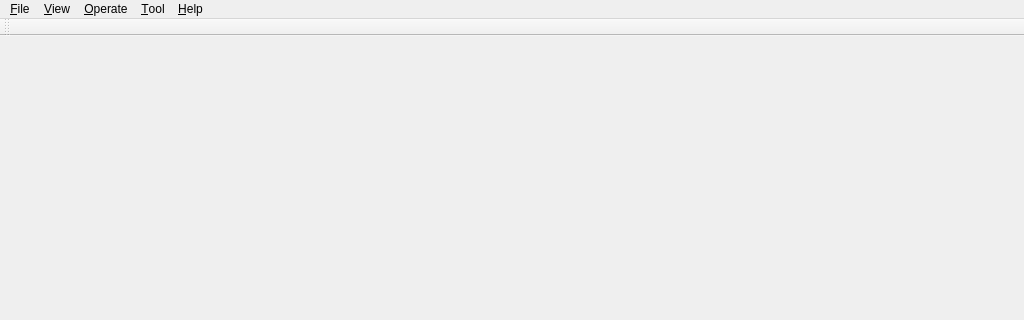
Before: the Qt Designer form source/wnd/mainwindow.ui in ww4u/mct-t4, drawn with Qt 5; both pictures show x 0 to 1024 and y 0 to 320 of the 1024 by 768 pixel window.
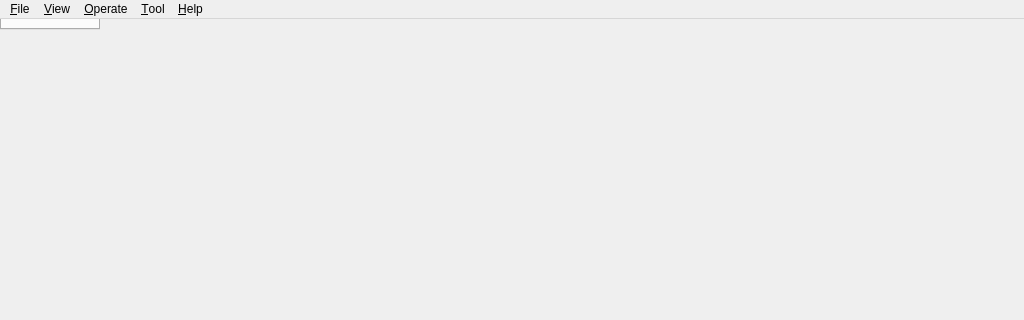
After: the same form once the commit is applied. Icons and pictures are not drawn.

```diff
--- a/source/wnd/mainwindow.ui
+++ b/source/wnd/mainwindow.ui
@@ -94,6 +94,34 @@
    <addaction name="menuHelp"/>
   </widget>
   <widget class="QToolBar" name="mainToolBar">
+   <property name="sizePolicy">
+    <sizepolicy hsizetype="Preferred" vsizetype="Fixed">
+     <horstretch>0</horstretch>
+     <verstretch>0</verstretch>
+    </sizepolicy>
+   </property>
+   <property name="focusPolicy">
+    <enum>Qt::ClickFocus</enum>
+   </property>
+   <property name="styleSheet">
+    <string notr="true">background-color: rgba(255, 255, 255, 0);
+border-color: rgba(255, 255, 255, 0);</string>
+   </property>
+   <property name="movable">
+    <bool>false</bool>
+   </property>
+   <property name="iconSize">
+    <size>
+     <width>48</width>
+     <height>36</height>
+    </size>
+   </property>
+   <property name="toolButtonStyle">
+    <enum>Qt::ToolButtonIconOnly</enum>
+   </property>
+   <property name="floatable">
+    <bool>true</bool>
+   </property>
    <attribute name="toolBarArea">
     <enum>TopToolBarArea</enum>
    </attribute>
```
Left out of the diff: 28 changed lines with no effect on the pictures.
